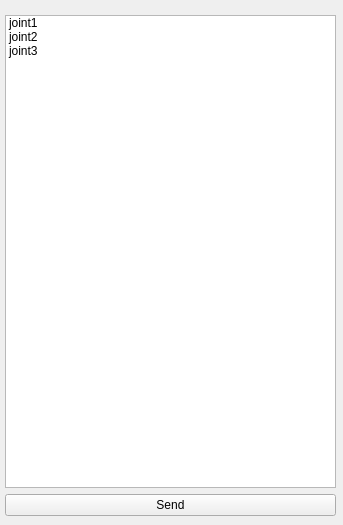
The window that thor_mang_torque_control/resources/torque_control.ui (thor-mang/thor_mang_ui) describes before a commit, drawn with Qt 5.
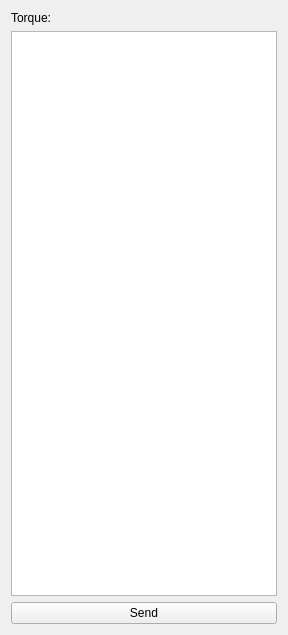
The same window after the commit.

Commit message: implemented torque control widget functionality

What changed in the file:
```diff
--- a/thor_mang_torque_control/resources/torque_control.ui
+++ b/thor_mang_torque_control/resources/torque_control.ui
@@ -6,54 +6,48 @@
    <rect>
     <x>0</x>
     <y>0</y>
-    <width>343</width>
-    <height>525</height>
+    <width>288</width>
+    <height>635</height>
    </rect>
   </property>
+  <property name="sizePolicy">
+   <sizepolicy hsizetype="Expanding" vsizetype="Expanding">
+    <horstretch>0</horstretch>
+    <verstretch>0</verstretch>
+   </sizepolicy>
+  </property>
   <property name="windowTitle">
    <string>Form</string>
   </property>
-  <widget class="QWidget" name="verticalLayoutWidget">
-   <property name="geometry">
-    <rect>
-     <x>0</x>
-     <y>10</y>
-     <width>341</width>
-     <height>511</height>
-    </rect>
-   </property>
+  <layout class="QVBoxLayout" name="verticalLayout_2">
+   <item>
    <layout class="QVBoxLayout" name="verticalLayout">
+     <property name="sizeConstraint">
+      <enum>QLayout::SetMaximumSize</enum>
+     </property>
     <property name="margin">
-     <number>5</number>
+      <number>0</number>
     </property>
     <item>
-     <widget class="QListWidget" name="listWidget">
-      <item>
+      <widget class="QLabel" name="label">
        <property name="text">
-        <string>joint1</string>
+        <string>Torque:</string>
        </property>
-      </item>
-      <item>
-       <property name="text">
-        <string>joint2</string>
-       </property>
-      </item>
-      <item>
-       <property name="text">
-        <string>joint3</string>
-       </property>
-      </item>
      </widget>
     </item>
     <item>
-     <widget class="QPushButton" name="sendButton">
+      <widget class="QListWidget" name="listWidget"/>
+     </item>
+     <item>
+      <widget class="QPushButton" name="sendTorque">
       <property name="text">
        <string>Send</string>
       </property>
      </widget>
     </item>
    </layout>
-  </widget>
+   </item>
+  </layout>
  </widget>
  <resources/>
  <connections/>
```
Left out of the diff: 2 changed lines with no effect on the pictures. Lines whose indentation alone changed are shown as unchanged. The commit also changes 3 other files.
